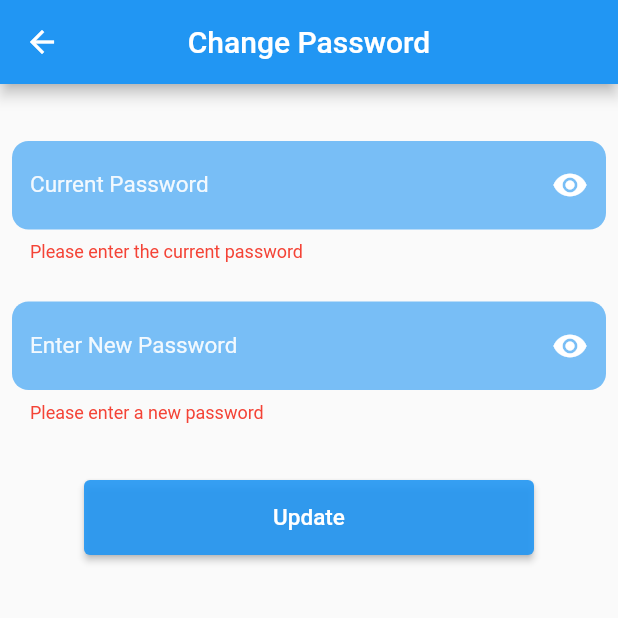
After one commit to HasiruNMP/DotNet-WebAPI, a Flutter app: the ChangePassword screen opened directly, after a tap on "Update", on a phone screen of 412 x 824 dp, the top half of it. The commit adds this screen. Run offline on Flutter 3.47's test engine with Material 2 defaults, Android fonts, the phone set to English and light mode, and no system bars.

Commit message:
created change password ui, contacts ui,

```diff
--- a/slbfe_citizenapp/lib/main.dart
+++ b/slbfe_citizenapp/lib/main.dart
@@ -1,5 +1,8 @@
 import 'package:flutter/material.dart';
+import 'package:slbfe_citizenapp/view/changepassword.dart';
+import 'package:slbfe_citizenapp/view/contacts.dart';
 import 'package:slbfe_citizenapp/view/home.dart';
+import 'package:slbfe_citizenapp/view/personaldetails.dart';
 
 void main() {
   runApp(const MyApp());
--- a/slbfe_citizenapp/lib/view/addcomplaint.dart
+++ b/slbfe_citizenapp/lib/view/addcomplaint.dart
@@ -14,6 +14,7 @@ class _AddComplaintState extends State<AddComplaint> {
   Widget build(BuildContext context) {
     return Scaffold(
       appBar: AppBar(
+        centerTitle: true,
         title: const Text('Complaint'),
       ),
       body: SafeArea(
--- /dev/null
+++ b/slbfe_citizenapp/lib/view/changepassword.dart
@@ -0,0 +1,201 @@
+import 'package:flutter/material.dart';
+
+class ChangePassword extends StatefulWidget {
+  static String id = 'changepassword';
+  @override
+  _ChangePasswordState createState() => _ChangePasswordState();
+}
+
+class _ChangePasswordState extends State<ChangePassword> {
+  GlobalKey<FormState> _formKey = GlobalKey<FormState>();
+  TextEditingController currentPassword = TextEditingController();
+  TextEditingController newPassword = TextEditingController();
+  bool _obscureText = true;
+  String _currentPassword = '';
+  String _newPassword = '';
+  bool status = true;
+  void _toggle() {
+    setState(() {
+      _obscureText = !_obscureText;
+    });
+  }
+
+  @override
+  void dispose() {
+    newPassword.dispose();
+    currentPassword.dispose();
+    super.dispose();
+  }
+
+  @override
+  Widget build(BuildContext context) {
+    return Scaffold(
+      appBar: AppBar(
+        centerTitle: true,
+        title: const Text('Change Password'),
+      ),
+      body: Container(
+        child: Form(
+          key: _formKey,
+          child: Column(
+            children: [
+              Container(
+                margin: EdgeInsets.only(top: 30, bottom: 10),
+                child: Padding(
+                  padding: const EdgeInsets.all(8.0),
+                  child: TextFormField(
+                    controller: currentPassword,
+                    cursorColor: Colors.white,
+                    style: TextStyle(color: Colors.white.withOpacity(0.9)),
+                    decoration: InputDecoration(
+                      filled: true,
+                      floatingLabelBehavior: FloatingLabelBehavior.never,
+                      fillColor: Colors.blue.withOpacity(0.6),
+                      errorStyle: const TextStyle(color: Colors.red),
+                      labelText: 'Current Password',
+                      labelStyle: TextStyle(
+                          fontSize: 15, color: Colors.white.withOpacity(0.9)),
+                      border: OutlineInputBorder(
+                        borderRadius: BorderRadius.circular(11),
+                        borderSide:
+                            const BorderSide(width: 0, style: BorderStyle.none),
+                      ),
+                      suffixIcon: IconButton(
+                        onPressed: _toggle,
+                        icon: const Icon(
+                          Icons.remove_red_eye_rounded,
+                          color: Colors.white,
+                        ),
+                      ),
+                    ),
+                    validator: (value) {
+                      if (value!.isEmpty) {
+                        return 'Please enter the current password';
+                      } else if (value.length < 7) {
+                        return 'should be at least 8 characters long';
+                      }
+                      return null;
+                    },
+                    onSaved: (val) => _currentPassword = val!,
+                    obscureText: _obscureText,
+                  ),
+                ),
+              ),
+              Container(
+                margin: EdgeInsets.only(bottom: 30),
+                child: Padding(
+                  padding: const EdgeInsets.all(8.0),
+                  child: TextFormField(
+                    controller: newPassword,
+                    cursorColor: Colors.white,
+                    style: TextStyle(color: Colors.white.withOpacity(0.9)),
+                    decoration: InputDecoration(
+                      filled: true,
+                      floatingLabelBehavior: FloatingLabelBehavior.never,
+                      fillColor: Colors.blue.withOpacity(0.6),
+                      errorStyle: const TextStyle(color: Colors.red),
+                      labelText: 'Enter New Password',
+                      labelStyle: TextStyle(
+                          fontSize: 15, color: Colors.white.withOpacity(0.9)),
+                      border: OutlineInputBorder(
+                        borderRadius: BorderRadius.circular(11),
+                        borderSide:
+                            const BorderSide(width: 0, style: BorderStyle.none),
+                      ),
+                      suffixIcon: IconButton(
+                        onPressed: _toggle,
+                        icon: const Icon(
+                          Icons.remove_red_eye_rounded,
+                          color: Colors.white,
+                        ),
+                      ),
+                    ),
+                    validator: (value) {
+                      if (value!.isEmpty) {
+                        return 'Please enter a new password';
+                      } else if (value.length < 7) {
+                        return 'should be at least 8 characters long';
+                      }
+                      return null;
+                    },
+                    onSaved: (val) => _newPassword = val!,
+                    obscureText: _obscureText,
+                  ),
+                ),
+              ),
+              Align(
+                alignment: Alignment.bottomCenter,
+                child: SizedBox(
+                  width: 300,
+                  height: 50,
+                  child: ElevatedButton(
+                    style: ElevatedButton.styleFrom(
+                      primary: Colors.blue.withOpacity(0.9),
+                    ),
+                    onPressed: () {
+                      // Validate returns true if the form is valid, or false otherwise.
+                      if (_formKey.currentState!.validate()) {
+                        showAlertDialog(
+                            context, 'Are you sure you want to change it?');
+                      }
+                    },
+                    child: status == true
+                        ? const Text(
+                            'Update',
+                            style: TextStyle(fontSize: 15),
+                          )
+                        : const CircularProgressIndicator(
+                            backgroundColor: Colors.black38,
+                            valueColor:
+                                AlwaysStoppedAnimation<Color>(Colors.white)),
+                  ),
+                ),
+              ),
+            ],
+          ),
+        ),
+      ),
+    );
+  }
+
+  showAlertDialog(BuildContext context, message) {
+    // set up the buttons
+    Widget continueButton = TextButton(
+      child: const Text(
+        "Yes",
+        style: TextStyle(
+          fontSize: 16.0,
+          color: Colors.red,
+        ),
+      ),
+      onPressed: () {},
+    );
+    Widget cancelButton = TextButton(
+      child: const Text(
+        "No",
+        style: TextStyle(
+          fontSize: 16.0,
+          color: Colors.black,
+        ),
+      ),
+      onPressed: () {
+        Navigator.of(context, rootNavigator: true).pop();
+      },
+    );
+    AlertDialog alert = AlertDialog(
+      // title: Text("Confirm"),
+      content: Text('$message'),
+      actions: [
+        continueButton,
+        cancelButton,
+      ],
+    );
+    // show the dialog
+    showDialog(
+      context: context,
+      builder: (BuildContext context) {
+        return alert;
+      },
+    );
+  }
+}
--- a/slbfe_citizenapp/lib/view/home.dart
+++ b/slbfe_citizenapp/lib/view/home.dart
@@ -33,12 +33,12 @@ class _HomeState extends State<Home> {
       bottomNavigationBar: BottomNavigationBar(
         items: const <BottomNavigationBarItem>[
           BottomNavigationBarItem(
-            icon: Icon(Icons.home),
+            icon: Icon(Icons.report_rounded),
             label: 'Complaint',
             backgroundColor: Colors.blue,
           ),
           BottomNavigationBarItem(
-            icon: Icon(Icons.business),
+            icon: Icon(Icons.account_circle),
             label: 'Profile',
             backgroundColor: Colors.blue,
           ),
--- a/slbfe_citizenapp/lib/view/personaldetails.dart
+++ b/slbfe_citizenapp/lib/view/personaldetails.dart
@@ -33,6 +33,7 @@ class _PersonaInfoState extends State<PersonaInfo> {
     genderController.text = 'Male';
     nationalityController.text = 'Sinhala';
     marriedStatusController.text = 'Single';
+    affilicationController.text = 'company1';
 
     return Scaffold(
       appBar: AppBar(
@@ -55,6 +56,7 @@ class _PersonaInfoState extends State<PersonaInfo> {
                     filled: true,
                     fillColor: Colors.white,
                     labelText: 'Email',
+                    border: InputBorder.none,
                   ),
                   validator: (value) {
                     if (value!.isEmpty) {
@@ -76,6 +78,7 @@ class _PersonaInfoState extends State<PersonaInfo> {
                     filled: true,
                     fillColor: Colors.white,
                     labelText: 'NIC',
+                    border: InputBorder.none,
                     // border: InputBorder.none,
                   ),
                 ),
```
Also changed, not shown: slbfe_citizenapp/lib/view/contacts.dart (added, +117 -0 lines).
